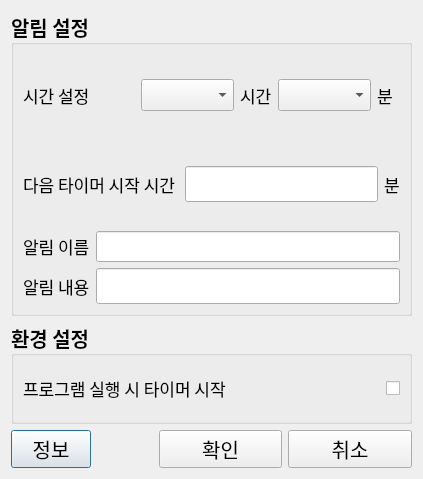
thelight0804/Squirtle-project, file Squirtle/GUI/ConfigGUI.ui: the form before one commit.
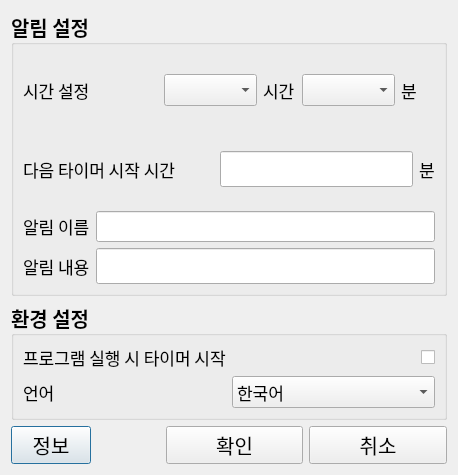
The form after the commit.

Diff of the .ui file:
```diff
--- a/Squirtle/GUI/ConfigGUI.ui
+++ b/Squirtle/GUI/ConfigGUI.ui
@@ -6,8 +6,8 @@
    <rect>
     <x>0</x>
     <y>0</y>
-    <width>423</width>
-    <height>479</height>
+    <width>458</width>
+    <height>475</height>
    </rect>
   </property>
   <property name="font">
@@ -306,8 +306,8 @@
        <property name="title">
         <string>환경 설정</string>
        </property>
-       <layout class="QGridLayout" name="gridLayout_2">
-        <item row="0" column="0">
+       <layout class="QVBoxLayout" name="verticalLayout_4">
+        <item>
          <layout class="QHBoxLayout" name="horizontalLayout_6" stretch="1,0">
           <item>
            <widget class="QLabel" name="label_5">
@@ -347,6 +347,52 @@
           </item>
          </layout>
         </item>
+        <item>
+         <layout class="QHBoxLayout" name="horizontalLayout_5">
+          <item>
+           <widget class="QLabel" name="label_4">
+            <property name="font">
+             <font>
+              <family>나눔고딕</family>
+              <pointsize>13</pointsize>
+              <weight>50</weight>
+              <bold>false</bold>
+             </font>
+            </property>
+            <property name="text">
+             <string>언어</string>
+            </property>
+           </widget>
+          </item>
+          <item>
+           <widget class="QComboBox" name="LangcomboBox">
+            <property name="font">
+             <font>
+              <family>나눔고딕</family>
+              <pointsize>13</pointsize>
+              <weight>50</weight>
+              <bold>false</bold>
+             </font>
+            </property>
+            <item>
+             <property name="text">
+              <string>한국어</string>
+             </property>
+            </item>
+            <item>
+             <property name="text">
+              <string>영어</string>
+             </property>
+            </item>
+            <item>
+             <property name="text">
+              <string>일본어</string>
+             </property>
+            </item>
+           </widget>
+          </item>
+         </layout>
+        </item>
        </layout>
       </widget>
      </item>
```
